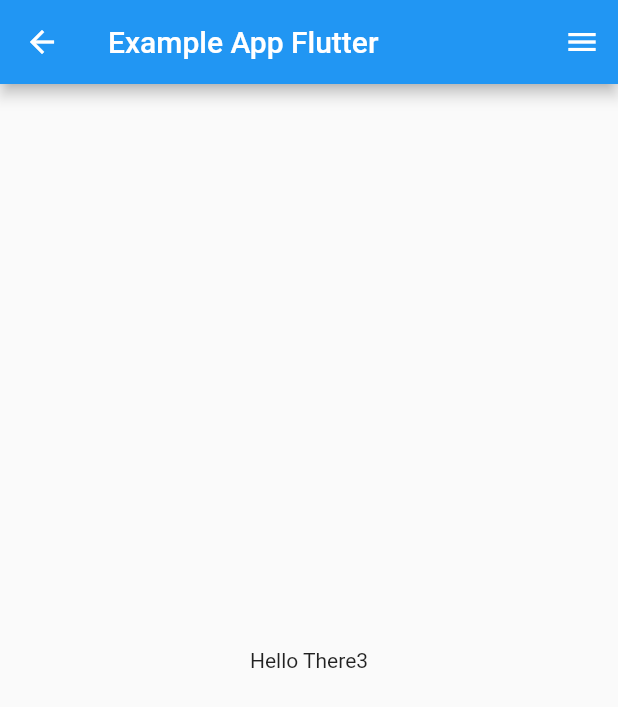
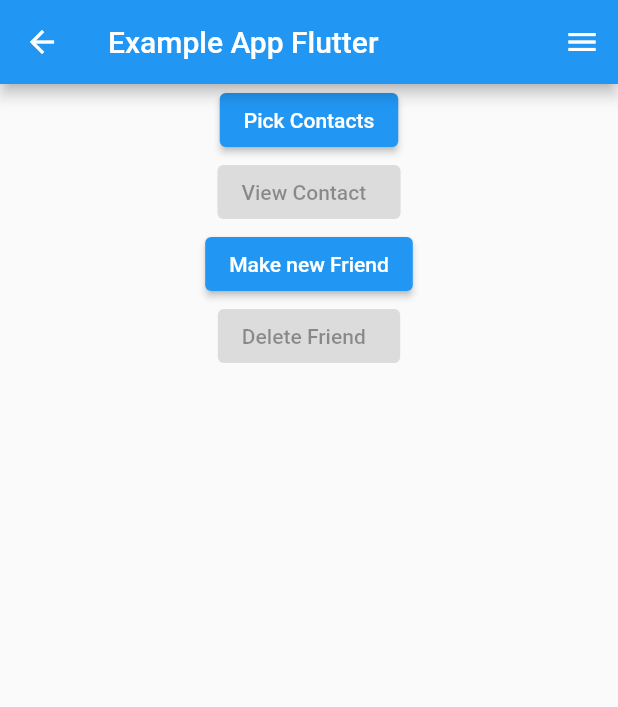
Before and after one commit to Ententerminator/Flutter, a Flutter app: the Contacts screen opened directly, on a phone screen of 412 x 824 dp. Shown: the top 707 px of the screen. Run offline on Flutter 3.47's test engine with Material 2 defaults, Android fonts, the phone set to English and light mode, and no system bars; our stand-ins replace camera, file_picker, flutter_contacts, geolocator, image_gallery_saver, open_file and 2 more; accounts and stored records are empty.

Commit message:
contacts working natively

```diff
--- a/example_flutter_app/lib/contacts.dart
+++ b/example_flutter_app/lib/contacts.dart
@@ -1,14 +1,79 @@
+import 'dart:async';
+
 import 'package:flutter/material.dart';
+import 'package:flutter_contacts/flutter_contacts.dart';
 
 import 'appbar.dart';
 import 'drawer.dart';
 
-class Contacts extends StatelessWidget {
+class Contacts extends StatefulWidget {
+  @override
+  State<Contacts> createState() => _ContactsState();
+}
+
+class _ContactsState extends State<Contacts> {
+  Contact? contact;
+
+  @override
+    void initState() {
+      super.initState();
+      unawaited(FlutterContacts.requestPermission()); //ask for consent
+    }
+
+  Future<void> _pickContact() async {
+    contact = await FlutterContacts.openExternalPick();
+    setState(() {});
+  }
+
+  Future _viewContact() async {
+    await FlutterContacts.openExternalView(contact!.id); //Rufzeichen sagt "ich bin mir SICHER, dass es nicht null sein kann"
+  }
+
+  Future _insertContact() async {
+    await FlutterContacts.openExternalInsert();
+  }
+
+  Future _deleteContact() async {
+    await contact!.delete();
+    contact = null;
+    setState(() {});
+  }
+
+
   @override
   Widget build(BuildContext context) {
     return Scaffold(
       appBar: MyAppbar(),
-      body: Center(child: Text('Hello There3')),
+      body: Center(
+        child: Column(
+          children:[
+            ElevatedButton(
+              onPressed: _pickContact, //referenz wird weitergegeben, damit ers selber später callen kann
+              child: Text(
+                'Pick Contacts',
+              )
+            ),
+            ElevatedButton(
+              onPressed: contact != null ? _viewContact : null,
+              child: Text(
+                'View Contact ${contact?.name.first??''} ${contact?.name.last??''}',
+              )
+            ),
+            ElevatedButton(
+              onPressed: _insertContact,
+              child: Text(
+                'Make new Friend',
+              )
+            ),
+            ElevatedButton(
+              onPressed: contact != null ? _deleteContact : null,
+              child: Text(
+                'Delete Friend ${contact?.name.first??''} ${contact?.name.last??''}',
+              )
+            ),
+          ]
+        ),
+      ),
       endDrawer: MyDrawer(),
     );
   }
--- a/example_flutter_app/pubspec.yaml
+++ b/example_flutter_app/pubspec.yaml
@@ -45,6 +45,7 @@ dependencies:
   image_gallery_saver: ^2.0.3
   file_picker: ^5.5.0
   open_file: ^3.3.2
+  flutter_contacts: ^1.1.7+1
 
 dev_dependencies:
   flutter_test:
```
Also changed, not shown: example_flutter_app/pubspec.lock, 1 other file.
